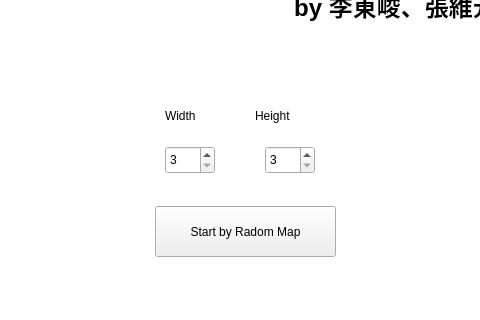
First picture: the form in mainwindow.ui, repository wayne846/pipeGame, before the edit; both pictures show x 105 to 585 and y 137 to 457 of the 1000 by 600 pixel window.
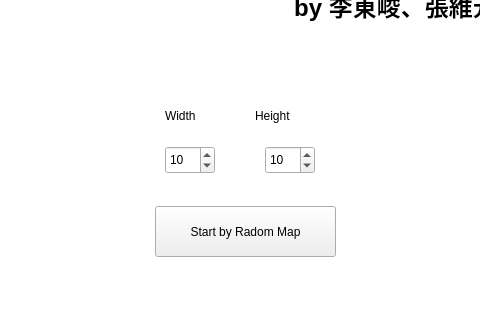
Second picture: the form after the edit.

```diff
--- a/mainwindow.ui
+++ b/mainwindow.ui
@@ -36,6 +36,9 @@
     <property name="minimum">
      <number>3</number>
     </property>
+    <property name="value">
+     <number>10</number>
+    </property>
    </widget>
    <widget class="QSpinBox" name="spinBox_height">
     <property name="geometry">
@@ -49,6 +52,9 @@
     <property name="minimum">
      <number>3</number>
     </property>
+    <property name="value">
+     <number>10</number>
+    </property>
    </widget>
    <widget class="QLabel" name="label_width">
     <property name="geometry">
```
